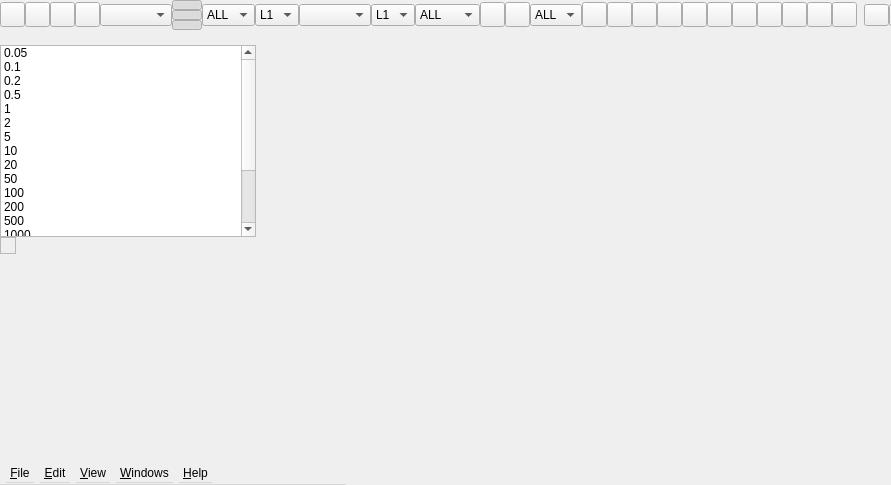
Above: app/rtkplot_qt/plotmain.ui from tomojitakasu/RTKLIB before the change. Below: the same form after it.
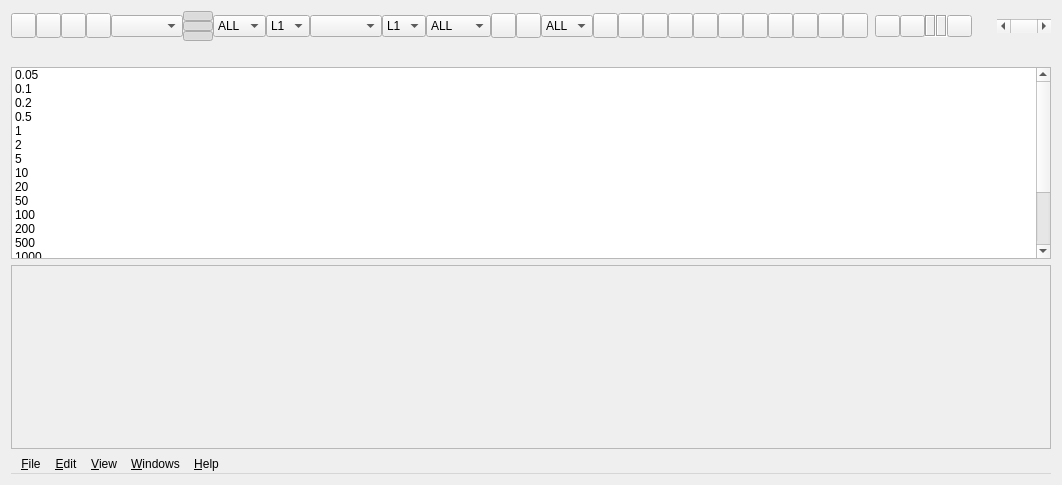
That is the form after the change. Icons and pictures are not drawn.

```diff
--- a/app/rtkplot_qt/plotmain.ui
+++ b/app/rtkplot_qt/plotmain.ui
@@ -16,25 +16,8 @@
   <property name="toolTip">
    <string/>
   </property>
-  <widget class="QLabel" name="Disp">
-   <property name="geometry">
-    <rect>
-     <x>0</x>
-     <y>237</y>
-     <width>16</width>
-     <height>17</height>
-    </rect>
-   </property>
-   <property name="sizePolicy">
-    <sizepolicy hsizetype="Preferred" vsizetype="Preferred">
-     <horstretch>0</horstretch>
-     <verstretch>0</verstretch>
-    </sizepolicy>
-   </property>
-   <property name="frameShape">
-    <enum>QFrame::StyledPanel</enum>
-   </property>
-  </widget>
+  <layout class="QVBoxLayout" name="verticalLayout_2">
+   <item>
   <widget class="QWidget" name="Panel1" native="true">
    <property name="enabled">
     <bool>true</bool>
@@ -1140,18 +1123,201 @@
     </item>
    </layout>
   </widget>
+   </item>
+   <item>
+    <widget class="QWidget" name="Panel2" native="true">
+     <property name="enabled">
+      <bool>true</bool>
+     </property>
+     <property name="sizePolicy">
+      <sizepolicy hsizetype="Preferred" vsizetype="Fixed">
+       <horstretch>0</horstretch>
+       <verstretch>0</verstretch>
+      </sizepolicy>
+     </property>
+     <property name="toolTip">
+      <string/>
+     </property>
+     <property name="text" stdset="0">
+      <string/>
+     </property>
+     <layout class="QHBoxLayout" name="horizontalLayout_11">
+      <property name="spacing">
+       <number>0</number>
+      </property>
+      <property name="leftMargin">
+       <number>0</number>
+      </property>
+      <property name="topMargin">
+       <number>0</number>
+      </property>
+      <property name="rightMargin">
+       <number>0</number>
+      </property>
+      <property name="bottomMargin">
+       <number>0</number>
+      </property>
+      <item>
+       <widget class="QWidget" name="Panel21" native="true">
+        <property name="enabled">
+         <bool>true</bool>
+        </property>
+        <property name="sizePolicy">
+         <sizepolicy hsizetype="Preferred" vsizetype="Fixed">
+          <horstretch>0</horstretch>
+          <verstretch>0</verstretch>
+         </sizepolicy>
+        </property>
+        <property name="toolTip">
+         <string/>
+        </property>
+        <property name="text" stdset="0">
+         <string/>
+        </property>
+        <layout class="QHBoxLayout" name="horizontalLayout_9">
+         <property name="spacing">
+          <number>0</number>
+         </property>
+         <property name="leftMargin">
+          <number>0</number>
+         </property>
+         <property name="topMargin">
+          <number>0</number>
+         </property>
+         <property name="rightMargin">
+          <number>0</number>
+         </property>
+         <property name="bottomMargin">
+          <number>0</number>
+         </property>
+         <item>
+          <widget class="QLabel" name="Message1">
+           <property name="enabled">
+            <bool>true</bool>
+           </property>
+           <property name="toolTip">
+            <string/>
+           </property>
+           <property name="text">
+            <string/>
+           </property>
+          </widget>
+         </item>
+         <item>
+          <widget class="QLabel" name="QL1">
+           <property name="enabled">
+            <bool>true</bool>
+           </property>
+           <property name="toolTip">
+            <string/>
+           </property>
+           <property name="text">
+            <string/>
+           </property>
+          </widget>
+         </item>
+         <item>
+          <widget class="QLabel" name="QL2">
+           <property name="enabled">
+            <bool>true</bool>
+           </property>
+           <property name="toolTip">
+            <string/>
+           </property>
+           <property name="text">
+            <string/>
+           </property>
+          </widget>
+         </item>
+         <item>
+          <widget class="QLabel" name="QL3">
+           <property name="enabled">
+            <bool>true</bool>
+           </property>
+           <property name="toolTip">
+            <string/>
+           </property>
+           <property name="text">
+            <string/>
+           </property>
+          </widget>
+         </item>
+         <item>
+          <widget class="QLabel" name="QL4">
+           <property name="enabled">
+            <bool>true</bool>
+           </property>
+           <property name="toolTip">
+            <string/>
+           </property>
+           <property name="text">
+            <string/>
+           </property>
+          </widget>
+         </item>
+         <item>
+          <widget class="QLabel" name="QL5">
+           <property name="enabled">
+            <bool>true</bool>
+           </property>
+           <property name="toolTip">
+            <string/>
+           </property>
+           <property name="text">
+            <string/>
+           </property>
+          </widget>
+         </item>
+         <item>
+          <widget class="QLabel" name="Message2">
+           <property name="enabled">
+            <bool>true</bool>
+           </property>
+           <property name="toolTip">
+            <string/>
+           </property>
+           <property name="text">
+            <string/>
+           </property>
+          </widget>
+         </item>
+         <item>
+          <widget class="QLabel" name="QL7">
+           <property name="enabled">
+            <bool>true</bool>
+           </property>
+           <property name="toolTip">
+            <string/>
+           </property>
+           <property name="text">
+            <string/>
+           </property>
+          </widget>
+         </item>
+         <item>
+          <widget class="QLabel" name="QL6">
+           <property name="enabled">
+            <bool>true</bool>
+           </property>
+           <property name="toolTip">
+            <string/>
+           </property>
+           <property name="text">
+            <string/>
+           </property>
+          </widget>
+         </item>
+        </layout>
+       </widget>
+      </item>
+     </layout>
+    </widget>
+   </item>
+   <item>
   <widget class="QListWidget" name="RangeList">
    <property name="enabled">
     <bool>true</bool>
    </property>
-   <property name="geometry">
-    <rect>
-     <x>0</x>
-     <y>45</y>
-     <width>256</width>
-     <height>192</height>
-    </rect>
-   </property>
    <property name="sizePolicy">
     <sizepolicy hsizetype="Expanding" vsizetype="Fixed">
      <horstretch>0</horstretch>
@@ -1257,18 +1423,25 @@
     </property>
    </item>
   </widget>
+   </item>
+   <item>
+    <widget class="QLabel" name="Disp">
+     <property name="sizePolicy">
+      <sizepolicy hsizetype="Preferred" vsizetype="Preferred">
+       <horstretch>0</horstretch>
+       <verstretch>0</verstretch>
+      </sizepolicy>
+     </property>
+     <property name="frameShape">
+      <enum>QFrame::StyledPanel</enum>
+     </property>
+    </widget>
+   </item>
+   <item>
   <widget class="QMenuBar" name="mainMenu">
    <property name="enabled">
     <bool>true</bool>
    </property>
-   <property name="geometry">
-    <rect>
-     <x>0</x>
-     <y>464</y>
-     <width>346</width>
-     <height>21</height>
-    </rect>
-   </property>
    <property name="sizePolicy">
     <sizepolicy hsizetype="MinimumExpanding" vsizetype="Fixed">
      <horstretch>0</horstretch>
@@ -1392,256 +1565,8 @@
    <addaction name="Windows1"/>
    <addaction name="MenuHelp"/>
   </widget>
-  <widget class="QWidget" name="Panel2" native="true">
-   <property name="enabled">
-    <bool>true</bool>
-   </property>
-   <property name="geometry">
-    <rect>
-     <x>0</x>
-     <y>30</y>
-     <width>63</width>
-     <height>16</height>
-    </rect>
-   </property>
-   <property name="sizePolicy">
-    <sizepolicy hsizetype="Preferred" vsizetype="Fixed">
-     <horstretch>0</horstretch>
-     <verstretch>0</verstretch>
-    </sizepolicy>
-   </property>
-   <property name="toolTip">
-    <string/>
-   </property>
-   <property name="text" stdset="0">
-    <string/>
-   </property>
-   <layout class="QHBoxLayout" name="horizontalLayout_11">
-    <property name="spacing">
-     <number>0</number>
-    </property>
-    <property name="leftMargin">
-     <number>0</number>
-    </property>
-    <property name="topMargin">
-     <number>0</number>
-    </property>
-    <property name="rightMargin">
-     <number>0</number>
-    </property>
-    <property name="bottomMargin">
-     <number>0</number>
-    </property>
-    <item>
-     <widget class="QWidget" name="Panel21" native="true">
-      <property name="enabled">
-       <bool>true</bool>
-      </property>
-      <property name="sizePolicy">
-       <sizepolicy hsizetype="Preferred" vsizetype="Fixed">
-        <horstretch>0</horstretch>
-        <verstretch>0</verstretch>
-       </sizepolicy>
-      </property>
-      <property name="toolTip">
-       <string/>
-      </property>
-      <property name="text" stdset="0">
-       <string/>
-      </property>
-      <layout class="QHBoxLayout" name="horizontalLayout_9">
-       <property name="spacing">
-        <number>0</number>
-       </property>
-       <property name="leftMargin">
-        <number>0</number>
-       </property>
-       <property name="topMargin">
-        <number>0</number>
-       </property>
-       <property name="rightMargin">
-        <number>0</number>
-       </property>
-       <property name="bottomMargin">
-        <number>0</number>
-       </property>
-       <item>
-        <widget class="QLabel" name="Message1">
-         <property name="enabled">
-          <bool>true</bool>
-         </property>
-         <property name="toolTip">
-          <string/>
-         </property>
-         <property name="text">
-          <string/>
-         </property>
-        </widget>
-       </item>
-       <item>
-        <widget class="QLabel" name="QL1">
-         <property name="enabled">
-          <bool>true</bool>
-         </property>
-         <property name="toolTip">
-          <string/>
-         </property>
-         <property name="text">
-          <string/>
-         </property>
-        </widget>
-       </item>
-       <item>
-        <widget class="QLabel" name="QL2">
-         <property name="enabled">
-          <bool>true</bool>
-         </property>
-         <property name="toolTip">
-          <string/>
-         </property>
-         <property name="text">
-          <string/>
-         </property>
-        </widget>
-       </item>
-       <item>
-        <widget class="QLabel" name="QL3">
-         <property name="enabled">
-          <bool>true</bool>
-         </property>
-         <property name="toolTip">
-          <string/>
-         </property>
-         <property name="text">
-          <string/>
-         </property>
-        </widget>
-       </item>
-       <item>
-        <widget class="QLabel" name="QL4">
-         <property name="enabled">
-          <bool>true</bool>
-         </property>
-         <property name="toolTip">
-          <string/>
-         </property>
-         <property name="text">
-          <string/>
-         </property>
-        </widget>
-       </item>
-       <item>
-        <widget class="QLabel" name="QL5">
-         <property name="enabled">
-          <bool>true</bool>
-         </property>
-         <property name="toolTip">
-          <string/>
-         </property>
-         <property name="text">
-          <string/>
-         </property>
-        </widget>
-       </item>
-       <item>
-        <widget class="QLabel" name="QL7">
-         <property name="enabled">
-          <bool>true</bool>
-         </property>
-         <property name="toolTip">
-          <string/>
-         </property>
-         <property name="text">
-          <string/>
-         </property>
-        </widget>
-       </item>
-       <item>
-        <widget class="QLabel" name="QL6">
-         <property name="enabled">
-          <bool>true</bool>
-         </property>
-         <property name="toolTip">
-          <string/>
-         </property>
-         <property name="text">
-          <string/>
-         </property>
-        </widget>
-       </item>
-       <item>
-        <spacer name="horizontalSpacer">
-         <property name="orientation">
-          <enum>Qt::Horizontal</enum>
-         </property>
-         <property name="sizeHint" stdset="0">
-          <size>
-           <width>40</width>
-           <height>20</height>
-          </size>
-         </property>
-        </spacer>
-       </item>
-      </layout>
-     </widget>
-    </item>
-    <item>
-     <widget class="QWidget" name="Panel22" native="true">
-      <property name="enabled">
-       <bool>true</bool>
-      </property>
-      <property name="sizePolicy">
-       <sizepolicy hsizetype="Preferred" vsizetype="Fixed">
-        <horstretch>0</horstretch>
-        <verstretch>0</verstretch>
-       </sizepolicy>
-      </property>
-      <property name="toolTip">
-       <string/>
-      </property>
-      <property name="text" stdset="0">
-       <string/>
-      </property>
-      <layout class="QHBoxLayout" name="horizontalLayout_10">
-       <property name="spacing">
-        <number>0</number>
-       </property>
-       <property name="leftMargin">
-        <number>0</number>
-       </property>
-       <property name="topMargin">
-        <number>0</number>
-       </property>
-       <property name="rightMargin">
-        <number>0</number>
-       </property>
-       <property name="bottomMargin">
-        <number>0</number>
-       </property>
-       <item>
-        <widget class="QLabel" name="Message2">
-         <property name="enabled">
-          <bool>true</bool>
-         </property>
-         <property name="sizePolicy">
-          <sizepolicy hsizetype="Preferred" vsizetype="Fixed">
-           <horstretch>0</horstretch>
-           <verstretch>0</verstretch>
-          </sizepolicy>
-         </property>
-         <property name="toolTip">
-          <string/>
-         </property>
-         <property name="text">
-          <string/>
-         </property>
-        </widget>
-       </item>
-      </layout>
-     </widget>
-    </item>
-   </layout>
-  </widget>
+   </item>
+  </layout>
   <action name="MenuOpenSol1">
    <property name="text">
     <string>Open Solution-&amp;1...</string>
```
Left out of the diff: 46 changed lines with no effect on the pictures. Lines whose indentation alone changed are shown as unchanged.
